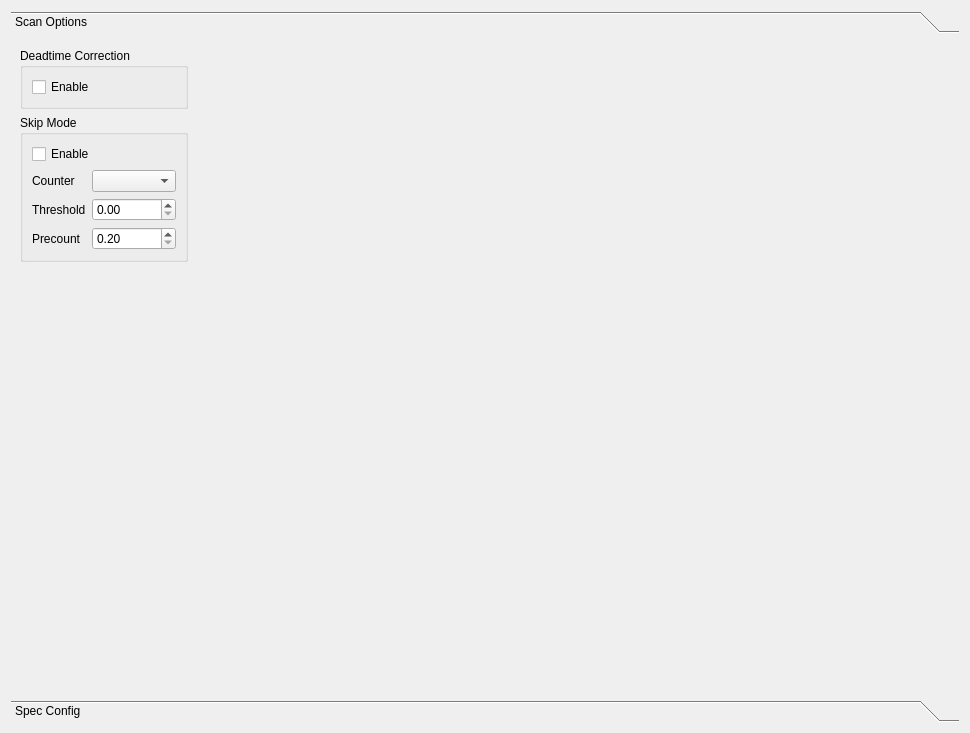
Qt form spectromicroscopy/smpgui/ui_smpspecinterface.ui (praxes/praxes) before a commit.
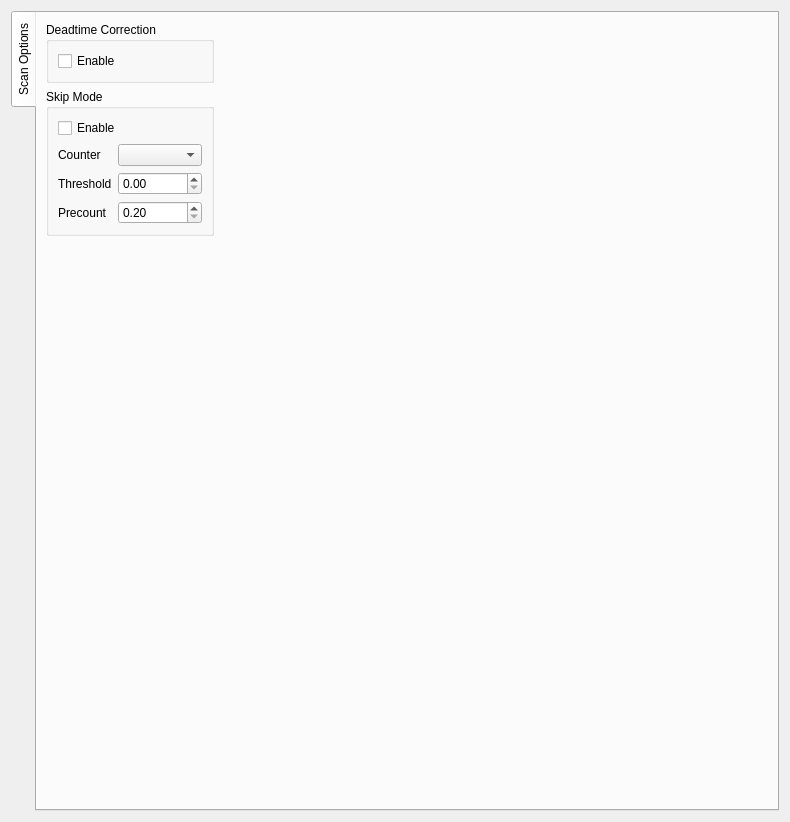
The same form after that commit.

Commit message: [svn] make deadtime correction a selectable option

The edit to the form file:
```diff
--- a/spectromicroscopy/smpgui/ui_smpspecinterface.ui
+++ b/spectromicroscopy/smpgui/ui_smpspecinterface.ui
@@ -5,8 +5,8 @@
    <rect>
     <x>0</x>
     <y>0</y>
-    <width>970</width>
-    <height>733</height>
+    <width>790</width>
+    <height>822</height>
    </rect>
   </property>
   <property name="windowTitle" >
@@ -14,20 +14,15 @@
   </property>
   <layout class="QGridLayout" >
    <item row="0" column="0" >
-    <widget class="QToolBox" name="toolBox" >
+    <widget class="QTabWidget" name="tabWidget" >
+     <property name="tabPosition" >
+      <enum>QTabWidget::West</enum>
+     </property>
      <property name="currentIndex" >
       <number>0</number>
      </property>
-     <widget class="QWidget" name="pageScanSettings" >
-      <property name="geometry" >
-       <rect>
-        <x>0</x>
-        <y>0</y>
-        <width>932</width>
-        <height>655</height>
-       </rect>
-      </property>
-      <attribute name="label" >
+     <widget class="QWidget" name="scanOptionsTab" >
+      <attribute name="title" >
        <string>Scan Options</string>
       </attribute>
       <layout class="QGridLayout" >
@@ -50,19 +45,6 @@
          </layout>
         </widget>
        </item>
-       <item rowspan="2" row="0" column="1" >
-        <spacer>
-         <property name="orientation" >
-          <enum>Qt::Horizontal</enum>
-         </property>
-         <property name="sizeHint" >
-          <size>
-           <width>40</width>
-           <height>20</height>
-          </size>
-         </property>
-        </spacer>
-       </item>
        <item row="1" column="0" >
         <widget class="QGroupBox" name="groupBox" >
          <property name="title" >
@@ -154,13 +136,21 @@
          </property>
         </spacer>
        </item>
+       <item row="1" column="1" >
+        <spacer>
+         <property name="orientation" >
+          <enum>Qt::Horizontal</enum>
+         </property>
+         <property name="sizeHint" >
+          <size>
+           <width>40</width>
+           <height>20</height>
+          </size>
+         </property>
+        </spacer>
+       </item>
       </layout>
      </widget>
-     <widget class="QWidget" name="pageSpecConfig" >
-      <attribute name="label" >
-       <string>Spec Config</string>
-      </attribute>
-     </widget>
     </widget>
    </item>
   </layout>
```
The commit also changes 5 other files.
